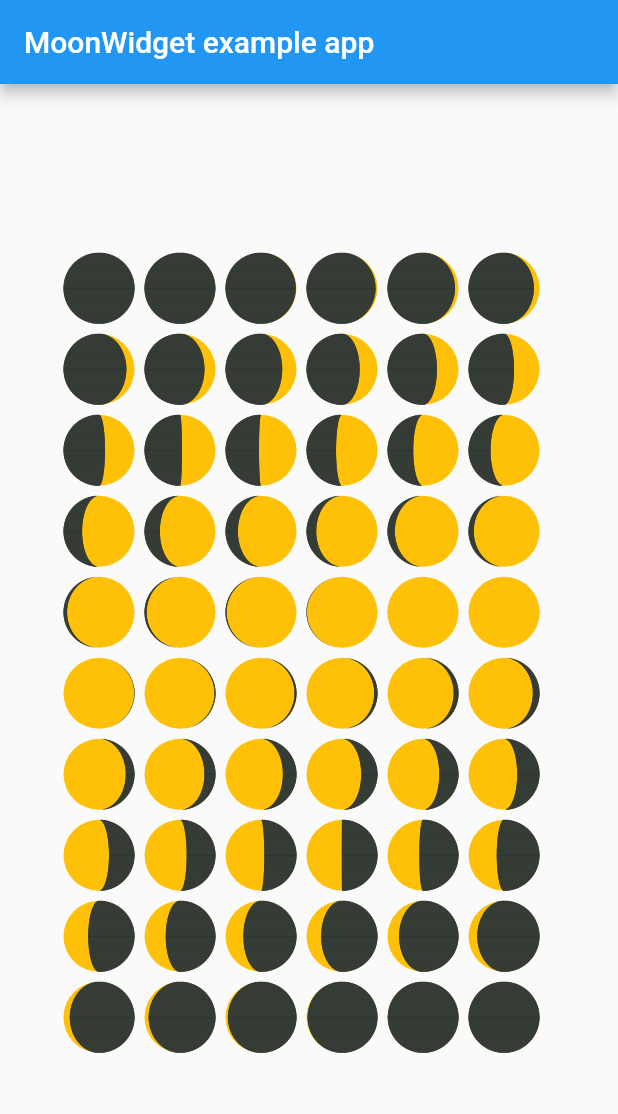
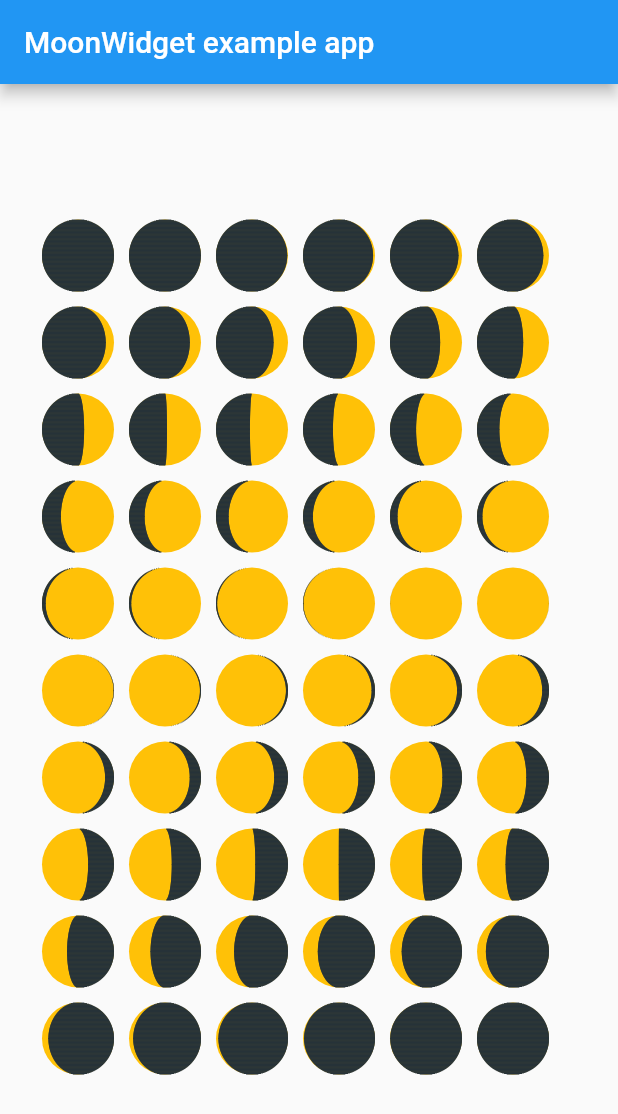
Before and after one commit to enoosoft/moon_phase, a Flutter app: the screen it shows after launch, on a phone screen of 412 x 824 dp. Shown: the top 1114 px of the screen. Run offline on Flutter 3.47's test engine with Material 2 defaults, Android fonts, the light colour scheme and no system bars; missing offline and left inert: dart:html.

Commit message:
remove scale

```diff
--- a/example/lib/main.dart
+++ b/example/lib/main.dart
@@ -29,6 +29,8 @@ class _MyAppState extends State<MyApp> {
           child: Padding(
             padding: const EdgeInsets.all(30.0),
             child: Wrap(
+              spacing: 10,
+              runSpacing: 10,
               direction: Axis.horizontal,
               children: _moonPhases(),
             ),
@@ -44,9 +46,8 @@ class _MyAppState extends State<MyApp> {
       _list.add(
         MoonWidget(
           date: DateTime(2021, 10, 6, 5).add(Duration(hours: i * 12)),
-          resolution: 128,
-          size: 54,
-          scale: 0.185,
+          resolution: 64,
+          size: 48,
           moonColor: Colors.amber,
           earthshineColor: Colors.blueGrey.shade900,
         ),
--- a/lib/moon_widget.dart
+++ b/lib/moon_widget.dart
@@ -8,9 +8,6 @@ class MoonWidget extends StatelessWidget {
 
   ///Decide the container size for the MoonWidget
   final double size;
-
-  ///Transform the size. 1.0 is resolution(=radius) x 2.
-  final double scale;
 
   ///Resolution will be the moon radius.
   ///Large resolution needs more math operation makes widget heavy.
@@ -28,7 +25,6 @@ class MoonWidget extends StatelessWidget {
     Key? key,
     required this.date,
     this.size = 36,
-    this.scale = 0.22,
     this.resolution = 96,
     this.moonColor = Colors.amber,
     this.earthshineColor = Colors.black87,
@@ -40,7 +36,7 @@ class MoonWidget extends StatelessWidget {
       width: size,
       height: size,
       child: Transform.scale(
-        scale: scale,
+        scale: size / (resolution * 2),
         child: CustomPaint(
           painter: MoonPainter(moonWidget: this),
         ),
--- a/pubspec.yaml
+++ b/pubspec.yaml
@@ -1,6 +1,6 @@
 name: moon_phase
 description: Flutter plugin that creates moon widgets according to the moon's phase.
-version: 1.0.0+7
+version: 1.0.1+8
 homepage: https://github.com/enoosoft/moon_phase
 
 environment:
```
Also changed, not shown: example/pubspec.lock, pubspec.lock, 8 other files.
